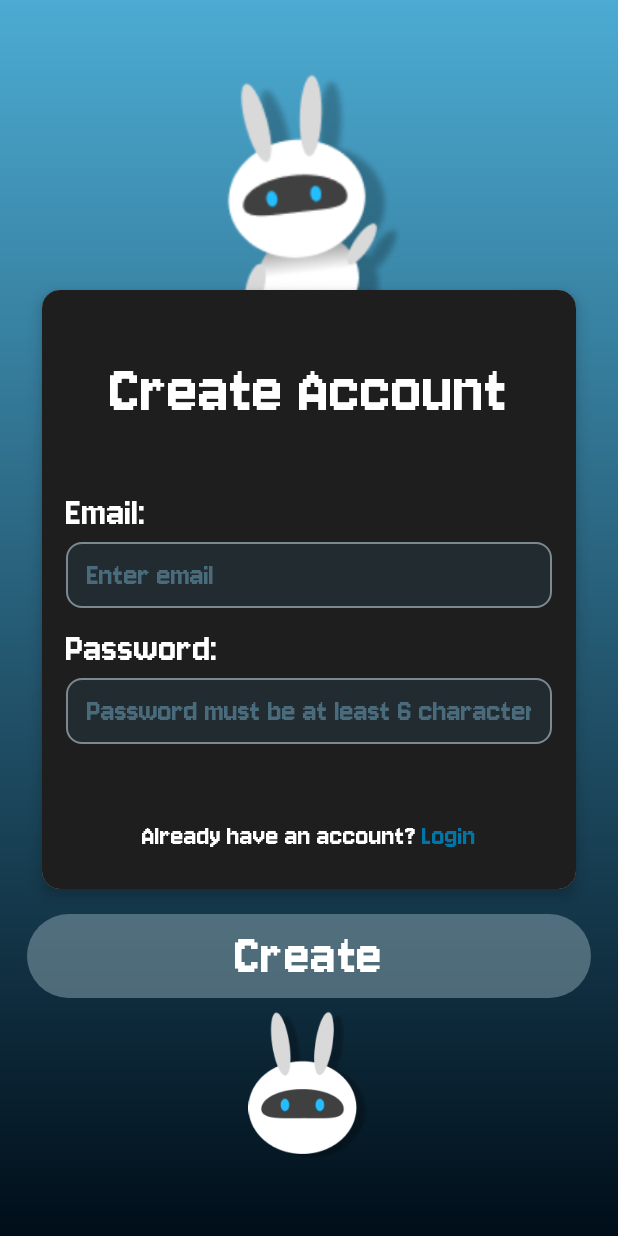
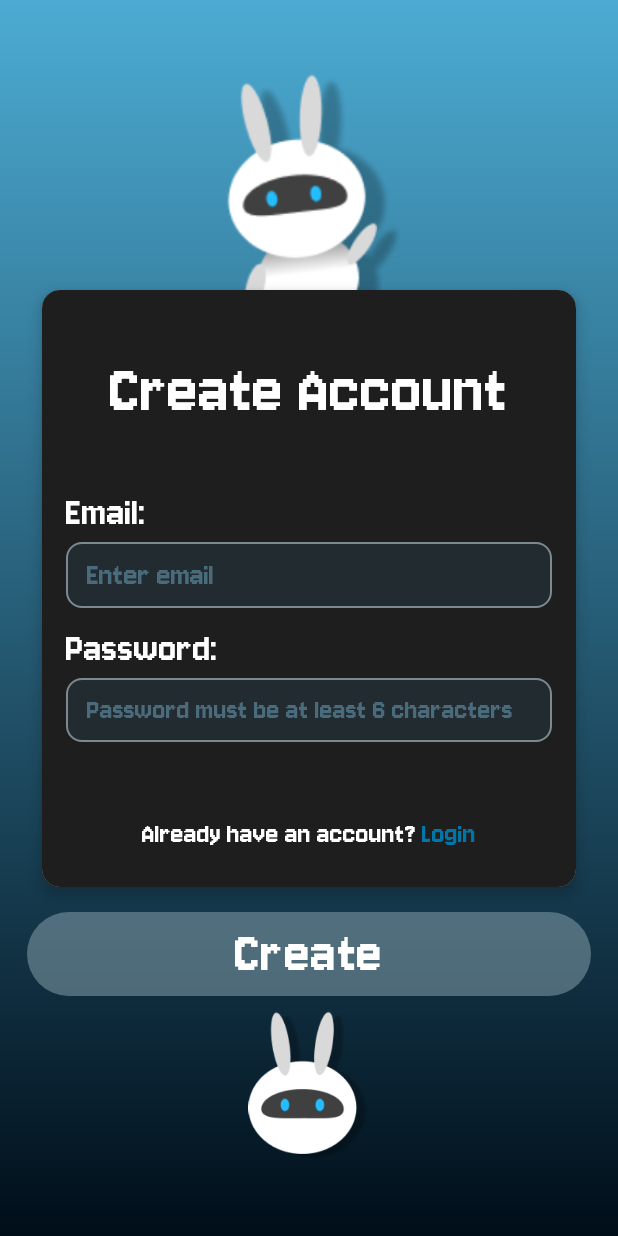
Before and after one commit to TheodoreKyle/AttendLY, an Android app: the RegisterAccount screen opened directly, with no data from a screen before it, on a phone screen of 412 x 824 dp. Run offline under Robolectric (Android 15) with nearby library versions, the phone set to English and light mode, and no system bars; our stand-ins replace Firebase (no records; nobody signed in at launch, a user with empty details on screens opened directly).

Commit message:
register acc upd 8:02am : -lessen password hint size to fit in edit box
14/11/2026

```diff
--- a/app/src/main/res/layout/register_account.xml
+++ b/app/src/main/res/layout/register_account.xml
@@ -84,7 +84,7 @@
                     android:inputType="textPassword"
                     android:textColor="#FFFFFF"
                     android:textColorHint="#4A6B7C"
-                    android:textSize="22sp" />
+                    android:textSize="20sp" />
 
                 <LinearLayout
                     android:layout_width="wrap_content"
```
